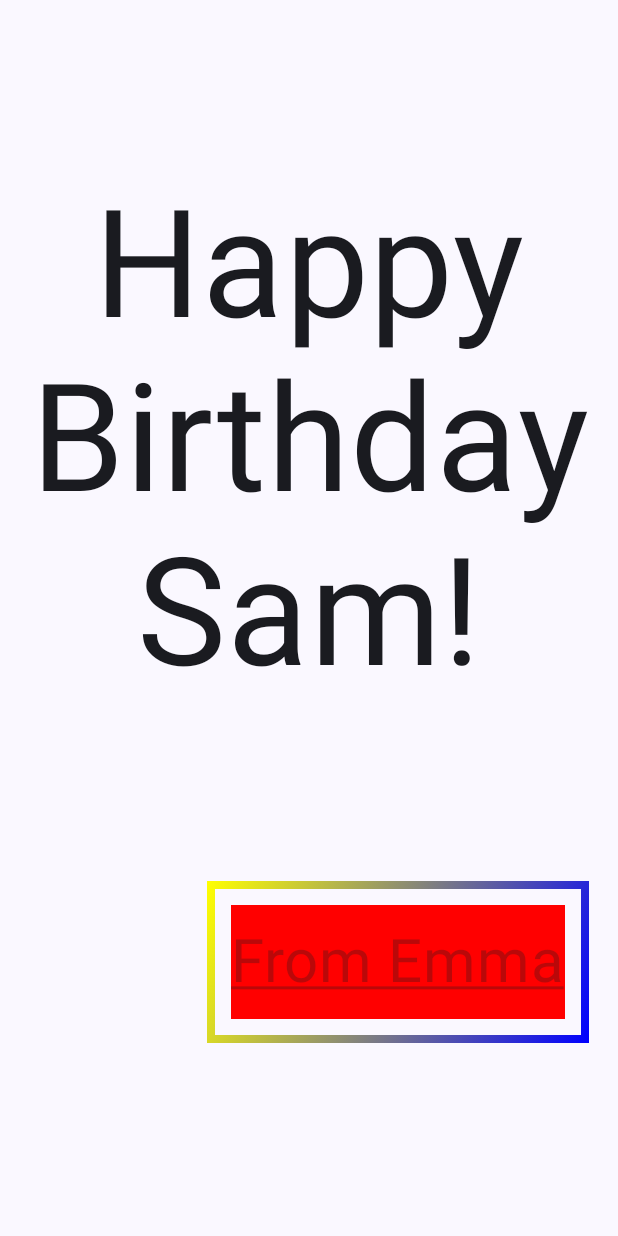
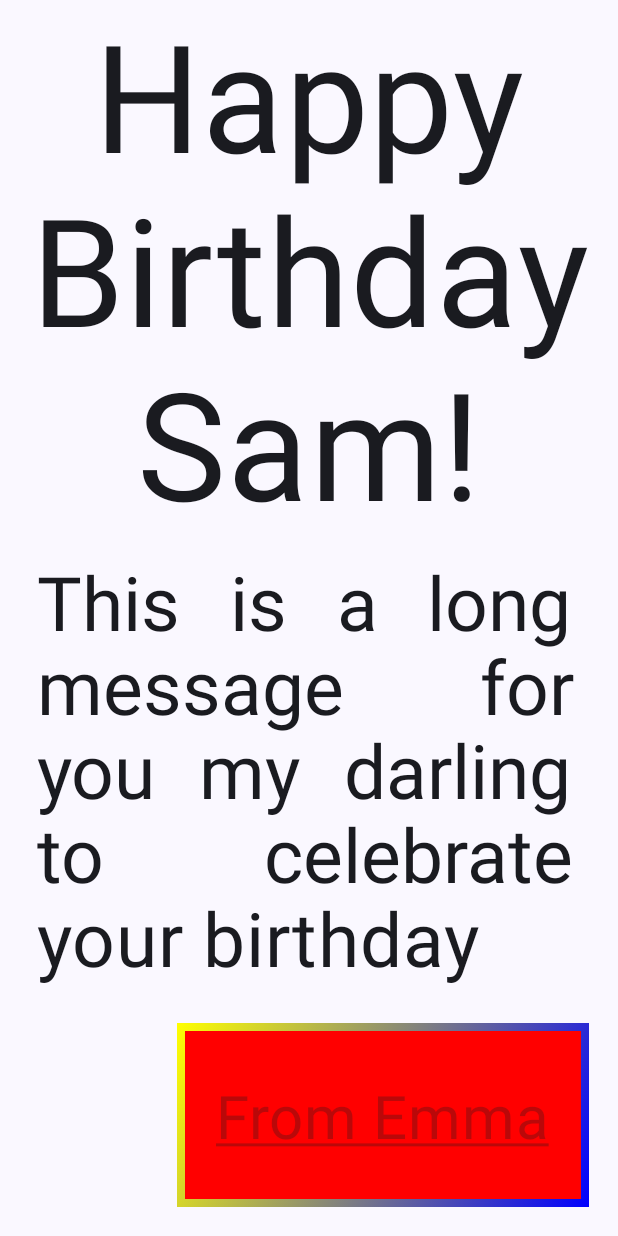
Before and after one commit to muratgny/LearnKotlin, an Android app built with Jetpack Compose: the screen it shows after launch (MainActivity), on a phone screen of 412 x 824 dp. Run offline under Robolectric (Android 15) with nearby library versions, the phone set to English and light mode, and no system bars.

Commit message:
weight, alignments, arrangements, complex row and column usage

```diff
--- a/app/src/main/java/com/example/learnkotlin/MainActivity.kt
+++ b/app/src/main/java/com/example/learnkotlin/MainActivity.kt
@@ -28,6 +28,7 @@ import androidx.compose.ui.graphics.Color
 import androidx.compose.ui.graphics.Shape
 import androidx.compose.ui.layout.ContentScale
 import androidx.compose.ui.res.painterResource
+import androidx.compose.ui.res.stringResource
 import androidx.compose.ui.text.style.TextAlign
 import androidx.compose.ui.text.style.TextDecoration
 import androidx.compose.ui.tooling.preview.Preview
@@ -44,7 +45,8 @@ class MainActivity : ComponentActivity() {
                 // A surface container using the 'background' color from the theme
                 Surface(modifier = Modifier.fillMaxSize(), color = MaterialTheme.colorScheme.background) {
                     GreetingText(
-                        message = "Happy Birthday Sam!",
+                        message = getString(R.string.happy_birthday_sam),//stringResource is the new implementation instead og getString
+                        longMessage = "This is a long message for you my darling to celebrate your birthday",
                         from = "From Emma",
                         modifier = Modifier.padding(8.dp)//burada padding değeri geçtik, tepeden belirlemiş olduk ama functioniçindende ayarlanabilirdi.
                     )
@@ -57,7 +59,7 @@ class MainActivity : ComponentActivity() {
 
 
 @Composable
-fun GreetingImage(message: String, from: String, modifier: Modifier = Modifier) {
+fun GreetingImage(message: String, longMessage: String, from: String, modifier: Modifier = Modifier) {
     val image = painterResource(R.drawable.androidparty)
     Box (modifier = Modifier.border(BorderStroke(5.dp, Color.Gray),
         shape = CutCornerShape(20.dp)
@@ -73,6 +75,7 @@ fun GreetingImage(message: String, from: String, modifier: Modifier = Modifier)
         )
         GreetingText(
             message = message,
+            longMessage = longMessage,
             from = from,
             modifier = Modifier//ui elementlerin modifiye edilmesini saplıyor
                 .fillMaxSize()
@@ -87,7 +90,7 @@ fun GreetingImage(message: String, from: String, modifier: Modifier = Modifier)
 
 
 @Composable
-fun GreetingText(message: String, from: String, modifier: Modifier = Modifier) {
+fun GreetingText(message: String, longMessage: String, from: String, modifier: Modifier = Modifier) {
     Column(
         modifier = modifier.padding(1.dp),
         verticalArrangement = Arrangement.SpaceEvenly,//there are 6 different alignment type for both vertical and horizontals
@@ -98,24 +101,36 @@ fun GreetingText(message: String, from: String, modifier: Modifier = Modifier) {
             fontSize = 100.sp,
             lineHeight = 116.sp,
             textAlign = TextAlign.Center,
-
-
         )
-        Box(modifier = Modifier.padding(10.dp).align(alignment = Alignment.End).border(
-            width = 5.dp,
-            brush = Brush.linearGradient(listOf(Color.Yellow, Color.Blue)),
-            shape = CutCornerShape(0.dp))) {
+        Text(
+            text = longMessage,
+            fontSize = 50.sp,
+            lineHeight = 56.sp,
+            textAlign = TextAlign.Justify,
+            modifier = Modifier.padding(15.dp)
+        )
+        Box(modifier = Modifier
+            .padding(10.dp)
+            .align(alignment = Alignment.End)
+            .border(
+                width = 5.dp,
+                brush = Brush.linearGradient(listOf(Color.Yellow, Color.Blue)),
+                shape = CutCornerShape(0.dp)
+            )
+            .background(color = Color.Red)
+            .alpha(0.3F)
+        ) {
             Text(
                 text = from,
                 fontSize = 40.sp,
                 lineHeight = 76.sp,
                 textDecoration = TextDecoration.Underline,
                 modifier = Modifier
-                    .padding(16.dp)
+                    .padding(26.dp)
                     //.offset(15.dp, 45.dp)
-                  //  .align(alignment = Alignment.End)
-                    .background(color = Color.Red)
-                    .alpha(0.3F)
+                    //.align(alignment = Alignment.End) this align function not working because we put Text in a box. But this function works under a column
+                    //.background(color = Color.Red)
+
                     /*.border(
                         width = 5.dp,
                         brush = Brush.linearGradient(listOf(Color.Yellow, Color.Blue)),
@@ -134,7 +149,8 @@ fun GreetingText(message: String, from: String, modifier: Modifier = Modifier) {
 fun BirthdayCardPreview() {
     LearnKotlinTheme {
         GreetingImage(
-            message = "Happy Birthday Sam!",
+            message = stringResource(R.string.happy_birthday_sam),
+            longMessage = "This is a long message for you my darling to celebrate your birthday",
             from = "From Murat")
 
     }
--- a/app/src/main/res/values/strings.xml
+++ b/app/src/main/res/values/strings.xml
@@ -1,3 +1,4 @@
 <resources>
     <string name="app_name">LearnKotlin</string>
+    <string name="happy_birthday_sam">Happy Birthday Sam!</string>
 </resources>
```
Also changed, not shown: app/src/main/java/com/example/learnkotlin/Quadrants.kt (added, +108 -0 lines).
